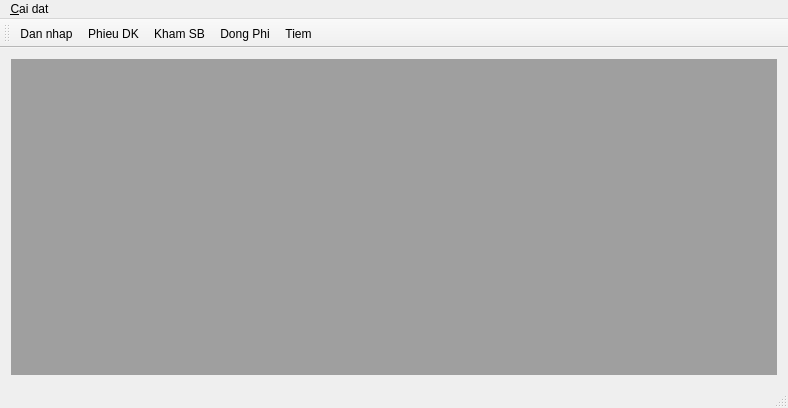
Qt form mainwindow.ui (xdien/tcmr) before a commit.
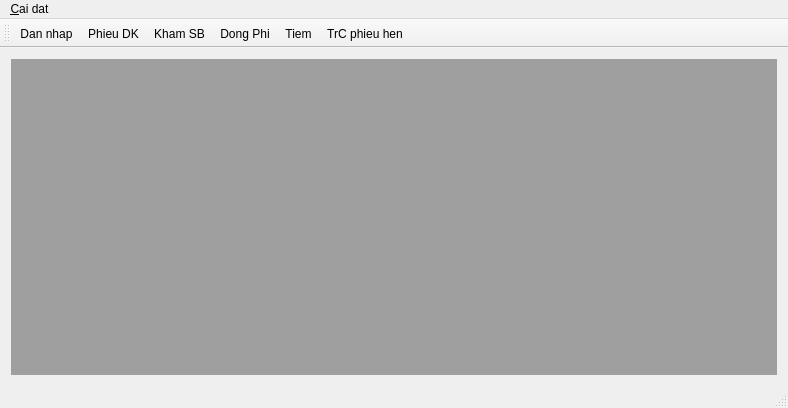
The same form after that commit.

What changed in the file:
```diff
--- a/mainwindow.ui
+++ b/mainwindow.ui
@@ -53,6 +53,7 @@
    <addaction name="actionKham_SB"/>
    <addaction name="actionDong_Phi"/>
    <addaction name="actionTiem"/>
+   <addaction name="actionTrC_phieu_hen"/>
   </widget>
   <action name="actionSQL">
    <property name="text">
@@ -89,6 +90,11 @@
     <string>Tiem</string>
    </property>
   </action>
+  <action name="actionTrC_phieu_hen">
+   <property name="text">
+    <string>TrC phieu hen</string>
+   </property>
+  </action>
  </widget>
  <layoutdefault spacing="6" margin="11"/>
  <resources/>
```
